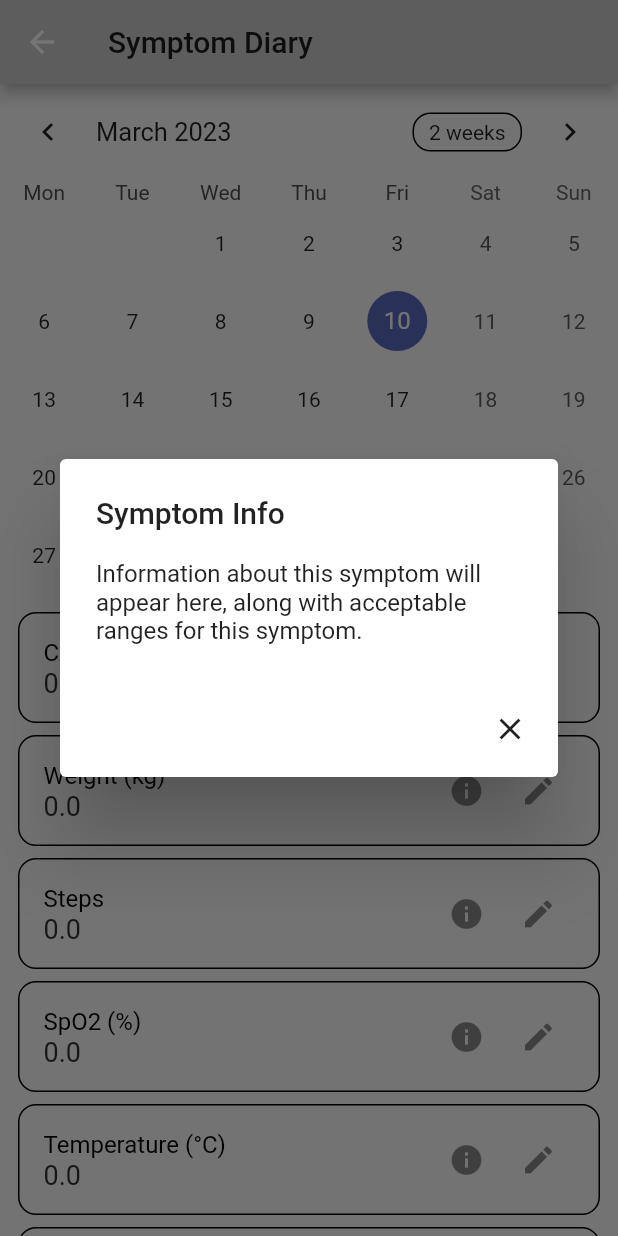
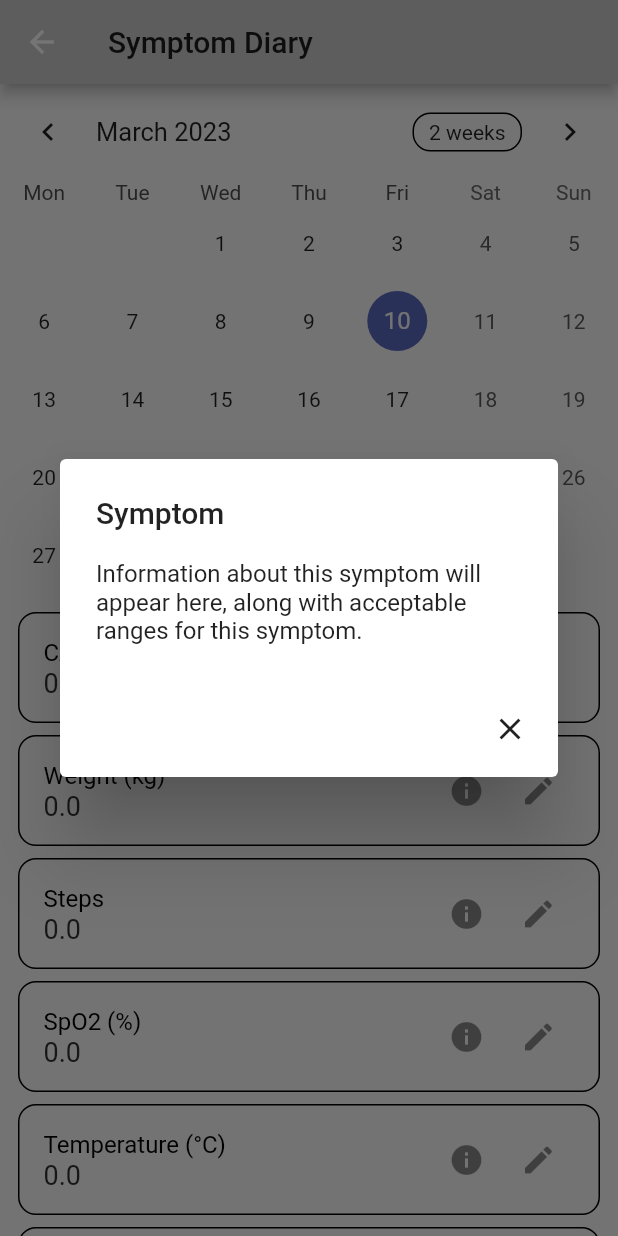
Before and after one commit to aoife-K/fypAppPrototype3, a Flutter app: the DiaryPage screen opened directly, after a tap on the "info" icon, on a phone screen of 412 x 824 dp. Run offline on Flutter 3.47's test engine with Material 2 defaults, Android fonts, the phone set to English and light mode, and no system bars; drawn by our look-alikes of table_calendar; our stand-ins replace charts_flutter, cloud_firestore, firebase_core, fl_chart; missing offline and left inert: dart:ffi, survey_kit; accounts and stored records are empty; statements that could not run were skipped.

Commit message:
fix info popup for diary

```diff
--- a/copd_app/lib/contacts.dart
+++ b/copd_app/lib/contacts.dart
@@ -34,7 +34,7 @@ class _ContactPageState extends State<ContactPage> {
         child: Column(
           mainAxisAlignment: MainAxisAlignment.center,
           children: [
-            SizedBox(height: 120),
+            SizedBox(height: 150),
             Text("Contacts",
                 style: TextStyle(
                   color: Color.fromARGB(255, 91, 90, 90),
--- a/copd_app/lib/diary.dart
+++ b/copd_app/lib/diary.dart
@@ -232,24 +232,7 @@ class _DiaryPageState extends State<DiaryPage> {
                         border: Border.all(),
                         borderRadius: BorderRadius.circular(12.0),
                       ),
-                      // children: ExpansionTile(
-                      //   title: const Text('Jane Doe'),
-                      //   subtitle: const Text('Physician'),
-                      //   leading: Icon(Icons.person),
-                      //   trailing: Icon(
-                      //     _customTileExpanded ? Icons.more_vert : Icons.more_vert,
-                      //   ),
-                      //   children: const <Widget>[
-                      //     ListTile(
-                      //         title:
-                      //             Text('Phone: 123-456-7890 \nEmail: janedoe@gmail.com')),
-                      //   ],
-                      //   onExpansionChanged: (bool expanded) {
-                      //     setState(() => _customTileExpanded = expanded);
-                      //   },
-                      // ),
                       child: EditableListTile(
-                        //key: ValueKey(value.keys.elementAt(index)),
                         title: ('${value.keys.elementAt(index)}'),
                         subtitle:
                             double.parse('${value.values.elementAt(index)}'),
@@ -408,10 +391,30 @@ class _EditableListTileState extends State<EditableListTile> {
               showDialog(
                 context: context,
                 builder: (BuildContext context) {
+                  String title;
+                  String content =
+                      'Information about this symptom will appear here, along with acceptable ranges for this symptom.';
+
+                  if (widget.title == 'cat_score') {
+                    title = 'CAT Score';
+                    //content = 'Content relating to CAT Score.';
+                  } else if (widget.title == 'weight') {
+                    title = 'Weight';
+                  } else if (widget.title == 'steps') {
+                    title = 'Steps';
+                  } else if (widget.title == 'spo2') {
+                    title = 'SpO2';
+                  } else if (widget.title == 'temperature') {
+                    title = 'Temperature';
+                  } else if (widget.title == 'fev1') {
+                    title = 'FEV1';
+                  } else {
+                    title = 'Symptom';
+                  }
+
                   return AlertDialog(
-                    title: Text('Symptom Info'),
-                    content: Text(
-                        'Information about this symptom will appear here, along with acceptable ranges for this symptom.'),
+                    title: Text(title),
+                    content: Text(content),
                     actions: [
                       IconButton(
                         onPressed: () {
--- a/copd_app/lib/info.dart
+++ b/copd_app/lib/info.dart
@@ -104,9 +104,11 @@ class WhatIsCOPDPage extends StatelessWidget {
   @override
   Widget build(BuildContext context) {
     return Material(
+      child: SingleChildScrollView(
         child: Column(
           mainAxisAlignment: MainAxisAlignment.center,
           children: [
+            //SizedBox(height: 150),
             Row(
               //mainAxisAlignment: MainAxisAlignment.spaceEvenly,
               children: [
@@ -127,6 +129,7 @@ class WhatIsCOPDPage extends StatelessWidget {
                   fontSize: 15.0,
                 )),
           ],
+        ),
       ),
     );
   }
```
Lines whose indentation alone changed are shown as unchanged.
